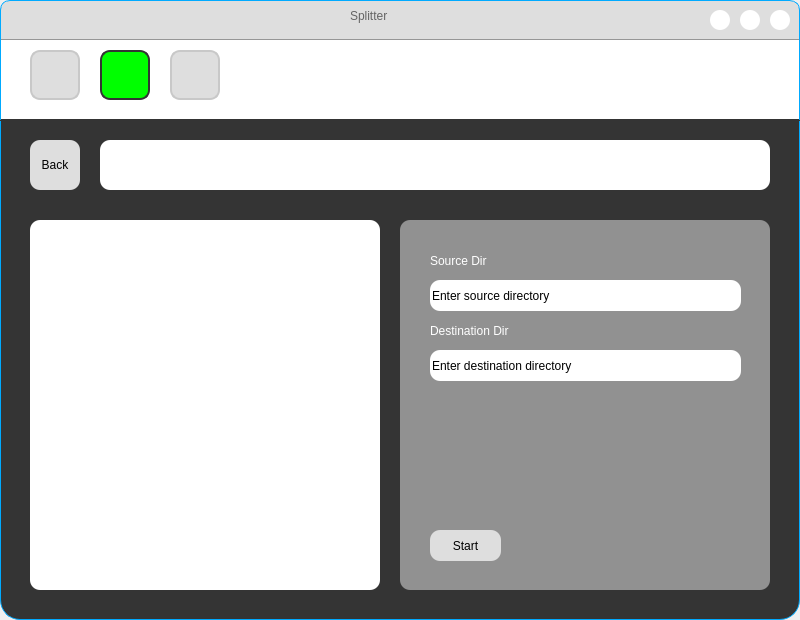
This is gui/shelf_2.ui in AshwinRaikar88/daxplore as Qt 5 draws it before an edit. The edited form follows.
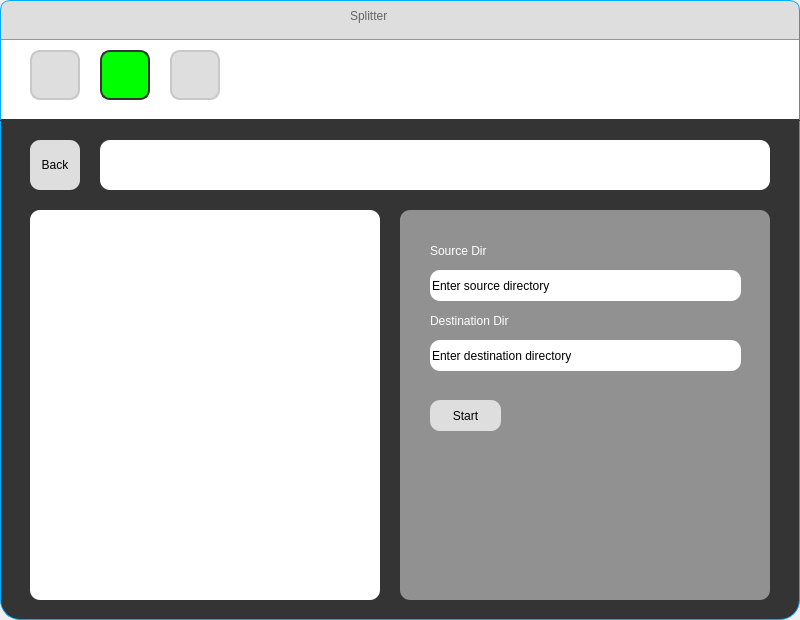
This is the edited form.

```diff
--- a/gui/shelf_2.ui
+++ b/gui/shelf_2.ui
@@ -58,9 +58,9 @@
      <property name="geometry">
       <rect>
        <x>400</x>
-       <y>100</y>
+       <y>90</y>
        <width>370</width>
-       <height>370</height>
+       <height>390</height>
       </rect>
      </property>
      <property name="minimumSize">
@@ -112,7 +112,7 @@
       <property name="geometry">
        <rect>
         <x>30</x>
-        <y>310</y>
+        <y>190</y>
         <width>71</width>
         <height>31</height>
        </rect>
@@ -237,6 +237,25 @@
       <string/>
      </property>
     </widget>
+    <widget class="QWidget" name="tree_background" native="true">
+     <property name="geometry">
+      <rect>
+       <x>30</x>
+       <y>90</y>
+       <width>350</width>
+       <height>390</height>
+      </rect>
+     </property>
+     <property name="styleSheet">
+      <string notr="true">background-color:rgb(255, 255, 255);
+border-radius: 10px;</string>
+     </property>
+    </widget>
+    <zorder>tree_background</zorder>
+    <zorder>action_window</zorder>
+    <zorder>treeView</zorder>
+    <zorder>exp_back</zorder>
+    <zorder>root_dir</zorder>
    </widget>
    <widget class="QWidget" name="widget_1" native="true">
     <property name="geometry">
@@ -378,8 +397,9 @@
        </rect>
       </property>
       <property name="styleSheet">
-       <string notr="true">background-color: rgb(255, 255, 255);
-border-radius: 10px;</string>
+       <string notr="true">QPushButton#close_btn::hover{
+background-color : red; border-radius: 10px;
+}</string>
       </property>
       <property name="text">
        <string/>
@@ -431,8 +451,9 @@
        </rect>
       </property>
       <property name="styleSheet">
-       <string notr="true">background-color: rgb(255, 255, 255);
-border-radius: 10px;</string>
+       <string notr="true">QPushButton#maximize_btn::hover{
+background-color : green; border-radius: 5px;
+}</string>
       </property>
       <property name="text">
        <string/>
@@ -466,8 +487,9 @@
        </rect>
       </property>
       <property name="styleSheet">
-       <string notr="true">background-color: rgb(255, 255, 255);
-border-radius: 10px;</string>
+       <string notr="true">QPushButton#minimize_btn::hover{
+background-color : orange; border-radius: 5px;
+}</string>
       </property>
       <property name="text">
        <string/>
```
Left out of the diff: 38 changed lines with no effect on the pictures.
